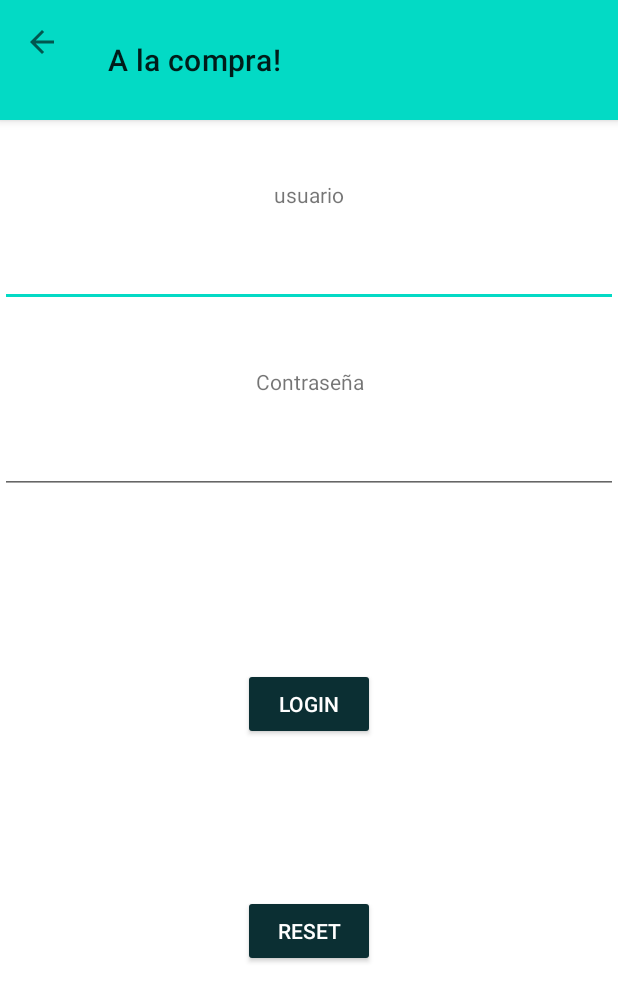
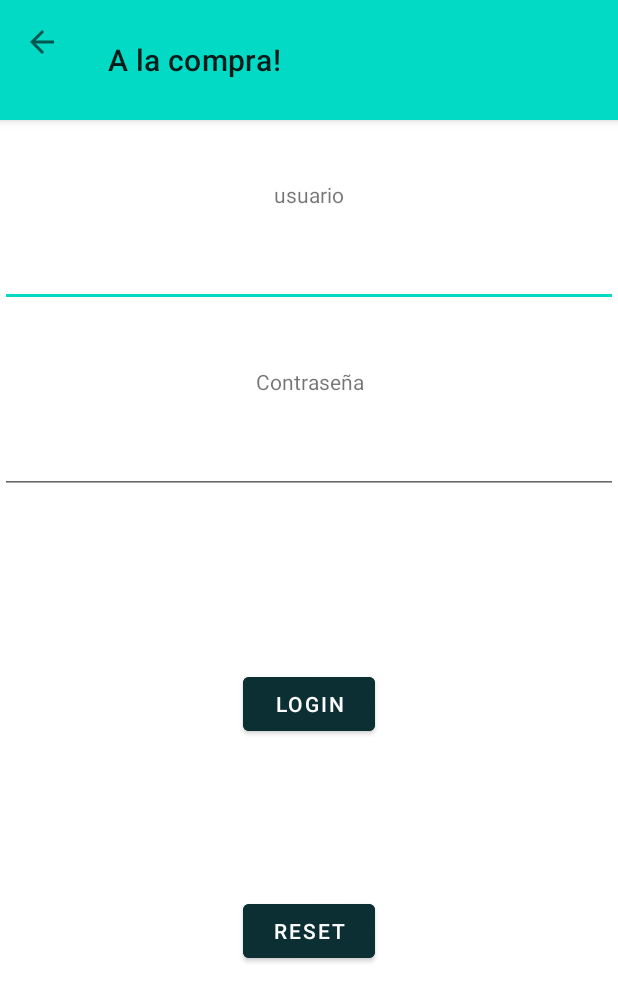
Before and after one commit to mariajosesimon/ProyectoDIMJoseSimon, an Android app: the screen it shows after launch (MainActivity), on a phone screen of 412 x 824 dp. Shown: the top 1002 px of the screen. Run offline under Robolectric (Android 15) with nearby library versions, the light colour scheme and no system bars.

Commit message:
Boton login.
Orientacion

```diff
--- a/app/src/main/AndroidManifest.xml
+++ b/app/src/main/AndroidManifest.xml
@@ -15,7 +15,7 @@
             android:label="@string/app_name"
             android:theme="@style/Theme.ProyectoDIMJoseSimon.NoActionBar"
             tools:ignore="ExtraText">
-            android:configChanges="orientation|screenSize"
+           <!-- android:configChanges="orientation|screenSize"-->
             <intent-filter>
                 <action android:name="android.intent.action.MAIN" />
                 <category android:name="android.intent.category.LAUNCHER" />
--- a/app/src/main/res/drawable/bordes_redondos.xml
+++ b/app/src/main/res/drawable/bordes_redondos.xml
@@ -2,7 +2,7 @@
 <selector xmlns:android="http://schemas.android.com/apk/res/android">
     <item >
         <shape android:shape="rectangle"  >
-            <corners android:radius="25dip" />
+            <corners android:radius="15dip" />
             <solid android:color="#0B2F33" />
         </shape>
     </item>
--- a/app/src/main/res/layout-land/activity_main.xml
+++ b/app/src/main/res/layout-land/activity_main.xml
@@ -1,6 +1,17 @@
 <?xml version="1.0" encoding="utf-8"?>
-<androidx.constraintlayout.widget.ConstraintLayout
-    xmlns:android="http://schemas.android.com/apk/res/android" android:layout_width="match_parent"
-    android:layout_height="match_parent">
+<androidx.coordinatorlayout.widget.CoordinatorLayout xmlns:android="http://schemas.android.com/apk/res/android"
+    xmlns:app="http://schemas.android.com/apk/res-auto"
+    xmlns:tools="http://schemas.android.com/tools"
+    android:layout_width="match_parent"
+    android:layout_height="match_parent"
+    tools:context=".MainActivity">
 
-</androidx.constraintlayout.widget.ConstraintLayout>
+    <include layout="@layout/toolbar"
+        android:id="@+id/toolbar"
+        tools:ignore="InvalidId" />
+
+    <include layout="@layout/content_main" />
+
+
+
+</androidx.coordinatorlayout.widget.CoordinatorLayout>
--- /dev/null
+++ b/app/src/main/res/layout-land/content_main.xml
@@ -0,0 +1,19 @@
+<?xml version="1.0" encoding="utf-8"?>
+<androidx.constraintlayout.widget.ConstraintLayout xmlns:android="http://schemas.android.com/apk/res/android"
+    xmlns:app="http://schemas.android.com/apk/res-auto"
+    android:layout_width="match_parent"
+    android:layout_height="match_parent"
+    app:layout_behavior="@string/appbar_scrolling_view_behavior">
+
+    <fragment
+        android:id="@+id/nav_host_fragment"
+        android:name="androidx.navigation.fragment.NavHostFragment"
+        android:layout_width="0dp"
+        android:layout_height="0dp"
+        app:defaultNavHost="true"
+        app:layout_constraintBottom_toBottomOf="parent"
+        app:layout_constraintLeft_toLeftOf="parent"
+        app:layout_constraintRight_toRightOf="parent"
+        app:layout_constraintTop_toTopOf="parent"
+        app:navGraph="@navigation/nav_graph" />
+</androidx.constraintlayout.widget.ConstraintLayout>
--- a/app/src/main/res/layout-land/fragment_first.xml
+++ b/app/src/main/res/layout-land/fragment_first.xml
@@ -4,6 +4,7 @@
     xmlns:tools="http://schemas.android.com/tools"
     android:layout_width="match_parent"
     android:layout_height="match_parent"
+    tools:context=".FirstFragment"
    >
 
 
@@ -61,9 +62,7 @@
         android:layout_height="wrap_content"
         android:layout_marginStart="84dp"
         android:layout_marginTop="32dp"
-
         android:text="@string/login"
-
         app:layout_constraintBottom_toBottomOf="parent"
         app:layout_constraintStart_toStartOf="parent"
         app:layout_constraintTop_toBottomOf="@id/etxtPss"
--- a/app/src/main/res/layout-land/fragment_third.xml
+++ b/app/src/main/res/layout-land/fragment_third.xml
@@ -3,11 +3,14 @@
 <LinearLayout xmlns:android="http://schemas.android.com/apk/res/android"
     xmlns:app="http://schemas.android.com/apk/res-auto"
     xmlns:tools="http://schemas.android.com/tools"
+    android:id="@+id/tres_horizontal"
     android:layout_width="match_parent"
     android:layout_height="match_parent"
     android:orientation="vertical"
     tools:context=".ThirdFragment"
     tools:ignore="MissingClass">
+
+
 
         <include
             android:id="@+id/menu"
@@ -234,5 +237,4 @@
 
             </LinearLayout>
         </LinearLayout>
-
     </LinearLayout>
--- a/app/src/main/res/layout/fragment_first.xml
+++ b/app/src/main/res/layout/fragment_first.xml
@@ -45,7 +45,7 @@
             android:textAlignment="center" />
 
 
-    <androidx.appcompat.widget.AppCompatButton
+    <Button
         android:id="@+id/bLogin"
         android:layout_width="wrap_content"
         android:layout_height="wrap_content"
@@ -54,13 +54,13 @@
         android:textAlignment="center"
         android:textColor="@color/white"
         android:backgroundTint="@color/propio"
-        style="@style/Widget.AppCompat.Button"
+
         app:layout_constraintEnd_toEndOf="parent"
         app:layout_constraintHorizontal_bias="0.501"
         app:layout_constraintStart_toStartOf="parent"
         app:layout_constraintTop_toBottomOf="@id/etxtPss" />
 
-    <androidx.appcompat.widget.AppCompatButton
+    <Button
         android:id="@+id/bReset"
         android:layout_width="wrap_content"
         android:layout_height="wrap_content"
@@ -69,7 +69,7 @@
         android:textAlignment="center"
         android:textColor="@color/white"
         android:backgroundTint="@color/propio"
-        style="@style/Widget.AppCompat.Button"
+
         app:layout_constraintBottom_toBottomOf="parent"
         app:layout_constraintEnd_toEndOf="parent"
         app:layout_constraintHorizontal_bias="0.501"
```
Also changed, not shown: app/src/main/java/com/example/proyectodimjosesimon/SecondFragment.kt (+45 -23 lines), app/src/main/java/com/example/proyectodimjosesimon/ThirdFragment.kt (+25 -3 lines), app/src/main/res/layout/fragment_third.xml (+7 -4 lines). Lines whose indentation alone changed are shown as unchanged.
